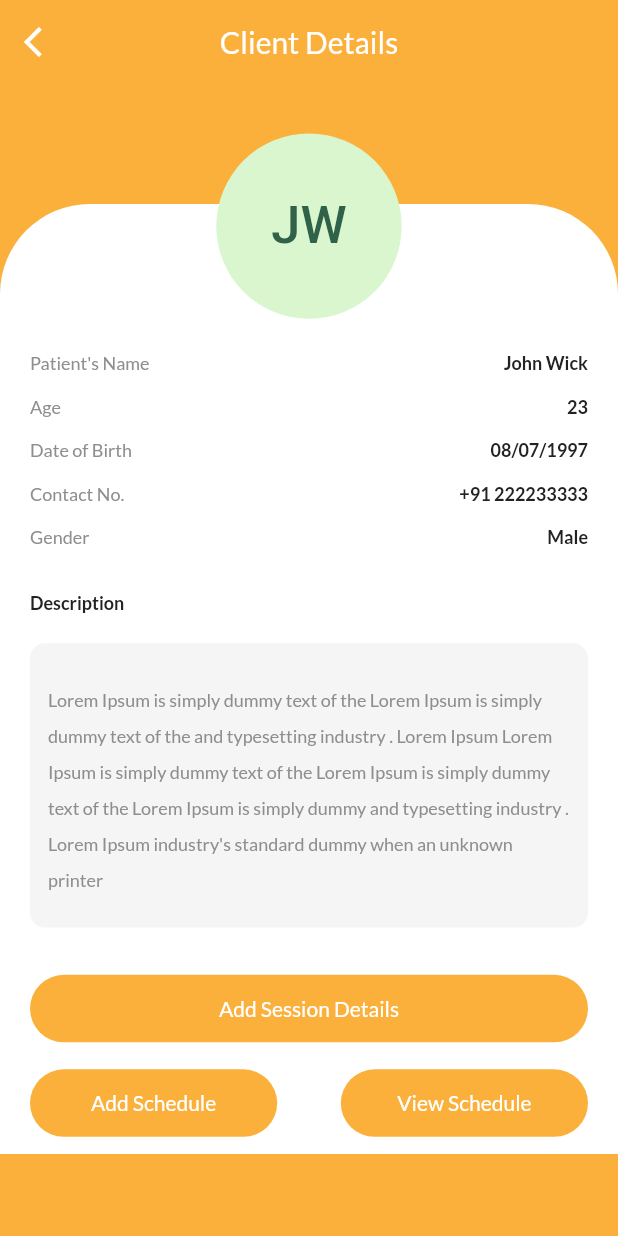
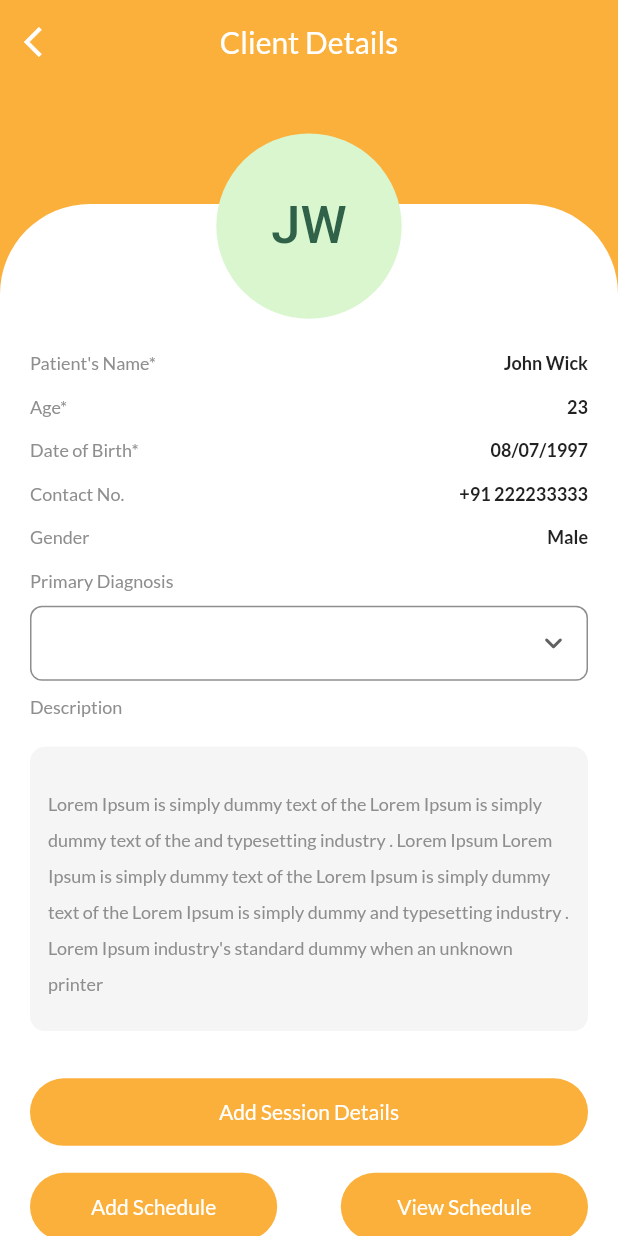
Before and after one commit to karanst/therapy, a Flutter app: the ClientDetails screen opened directly, on a phone screen of 412 x 824 dp. Run offline on Flutter 3.47's test engine with Material 2 defaults, Android fonts, the phone set to English and light mode, and no system bars; our stand-ins replace connectivity_plus, dotted_border, dotted_line, fluttertoast, google_fonts, pinput and 2 more; missing offline and left inert: flutter_downloader; accounts and stored records are empty; Roboto replaces fonts that are missing (Poppins).

Commit message:
Phase-1 commit UI prototype

```diff
--- a/lib/Helper/widgets.dart
+++ b/lib/Helper/widgets.dart
@@ -5,7 +5,7 @@ Text titleText(String data, context, double fSize){
   return Text(data,
   style: TextStyle(
     fontSize: fSize,
-    fontWeight: FontWeight.bold,
+    fontWeight: FontWeight.w600,
     color: Theme.of(context).colorScheme.fontColor,
   ),);
 }
--- a/lib/view/client_details.dart
+++ b/lib/view/client_details.dart
@@ -15,6 +15,14 @@ class ClientDetails extends StatefulWidget {
 }
 
 class _ClientDetailsState extends State<ClientDetails> {
+  var items = [
+    'Functional Capacity Assessment',
+    'Ongoing Occupational Therapy',
+    'SIL Assessment',
+    'SDA Assessment'
+  ];
+
+  String? dropdownValue;
   @override
   Widget build(BuildContext context) {
     return Scaffold(
@@ -41,6 +49,7 @@ class _ClientDetailsState extends State<ClientDetails> {
                       child: Padding(
                         padding: const EdgeInsets.only(left: 20.0, right: 20),
                         child: Column(
+                          crossAxisAlignment: CrossAxisAlignment.start,
                           children: [
                             SizedBox(
                               height: MediaQuery.of(context).size.height * .12,
@@ -48,7 +57,7 @@ class _ClientDetailsState extends State<ClientDetails> {
                             Row(
                               mainAxisAlignment: MainAxisAlignment.spaceBetween,
                               children: [
-                                subTitleText("Patient's Name", context, 12),
+                                subTitleText("Patient's Name*", context, 12),
                                 titleText("John Wick", context, 12),
                               ],
                             ),
@@ -58,7 +67,7 @@ class _ClientDetailsState extends State<ClientDetails> {
                             Row(
                               mainAxisAlignment: MainAxisAlignment.spaceBetween,
                               children: [
-                                subTitleText("Age", context, 12),
+                                subTitleText("Age*", context, 12),
                                 titleText("23", context, 12),
                               ],
                             ),
@@ -68,7 +77,7 @@ class _ClientDetailsState extends State<ClientDetails> {
                             Row(
                               mainAxisAlignment: MainAxisAlignment.spaceBetween,
                               children: [
-                                subTitleText("Date of Birth", context, 12),
+                                subTitleText("Date of Birth*", context, 12),
                                 titleText("08/07/1997", context, 12),
                               ],
                             ),
@@ -92,15 +101,58 @@ class _ClientDetailsState extends State<ClientDetails> {
                                 titleText("Male", context, 12),
                               ],
                             ),
-                            const SizedBox(
-                              height: 30,
+
+                            Padding(
+                              padding: const EdgeInsets.only(top: 15.0, bottom: 5),
+                              child: subTitleText("Primary Diagnosis", context, 12),
                             ),
-                            Row(
-                              mainAxisAlignment: MainAxisAlignment.spaceBetween,
-                              children: [
-                                titleText("Description", context, 12),
-                              ],
+                            Padding(
+                              padding: const EdgeInsets.only(top: 5.0, bottom: 10),
+                              child: Container(
+                                padding: const EdgeInsets.all(10),
+                                decoration: BoxDecoration(
+                                    borderRadius: BorderRadius.circular(8),
+                                    border: Border.all(color: Theme.of(context).colorScheme.fontClr,)
+                                ),
+                                height: 50,
+                                width: MediaQuery.of(context).size.width,
+                                child:
+                                // dropdownValue != null ?
+                                DropdownButtonHideUnderline(
+                                  child: DropdownButton<String>(
+
+                                    value: dropdownValue,
+                                    icon: const Icon(Icons.keyboard_arrow_down_rounded),
+                                    elevation: 16,
+                                    style:  TextStyle(color: Theme.of(context).colorScheme.fontClr,fontWeight: FontWeight.bold),
+                                    underline: Container(
+                                      // height: 2,
+                                      color: Colors.black54,
+                                    ),
+                                    onChanged: (String? value) {
+                                      // This is called when the user selects an item.
+                                      setState(() {
+                                        dropdownValue = value!;
+                                      });
+                                    },
+                                    items: items
+                                        .map<DropdownMenuItem<String>>((String value) {
+                                      return DropdownMenuItem<String>(
+                                        value: value,
+                                        child: Text(value),
+                                      );
+                                    }).toList(),
+                                  ),
+                                )
+                                // : Text("Job Type",
+                                // style: TextStyle(
+                                //   fontSize: 12,
+                                //   color: Theme.of(context).colorScheme.fontClr
+                                // ),),
+                              ),
                             ),
+
+                           subTitleText("Description", context, 12),
                             const SizedBox(
                               height: 20,
                             ),
--- a/lib/view/home.dart
+++ b/lib/view/home.dart
@@ -521,10 +521,11 @@ class _HomeState extends State<Home> {
                         "$name"
                             :"Sawan Shakya",
                           style: const TextStyle(
-                            fontSize: 16,
+                            fontSize: 18,
                             fontWeight: FontWeight.bold,
                             color: colors.secondary,
                           ),) ,
+                      const SizedBox(height: 5,),
                        const Text("7896546544",
                           style: TextStyle(
                             fontSize: 14,
@@ -558,7 +559,7 @@ class _HomeState extends State<Home> {
                 drawerItem('assets/icons/drawer8.png', "Terms & Conditions", (){
                   Navigator.push(context, MaterialPageRoute(builder: (context)=> TermCondition()));
                 }),
-               const SizedBox(height: 30,),
+               // const SizedBox(height: 30,),
                 drawerItem('assets/icons/drawer9.png', "Logout", (){
                   Navigator.push(context, MaterialPageRoute(builder: (context)=> Login()));
                 }),
--- a/lib/view/people_support.dart
+++ b/lib/view/people_support.dart
@@ -26,7 +26,7 @@ class PeopleSupport extends StatelessWidget {
               onTap: (){
                 Navigator.push(context, MaterialPageRoute(builder: (context)=> Visits()));
               },
-                child: supportedCard(context, supportedPeople, index, true));
+                child: supportedCard(context, supportedPeople, index, true, true));
           }),
     );
   }
--- a/lib/view/people_supported.dart
+++ b/lib/view/people_supported.dart
@@ -28,7 +28,7 @@ class PeopleSupported extends StatelessWidget {
                   model: supportedPeople,
                 )));
               },
-                child: supportedCard(context, supportedPeople, index, true));
+                child: supportedCard(context, supportedPeople, index, true, false));
           }),
     );
   }
--- a/lib/view/schedule/view_schedule.dart
+++ b/lib/view/schedule/view_schedule.dart
@@ -28,7 +28,7 @@ class _ViewScheduleState extends State<ViewSchedule> {
       appBar: customAppBar("Schedule", context),
       body: Column(
         children: [
-          supportedCard(context, supportedPeople, 0, false),
+          supportedCard(context, supportedPeople, 0, false, false),
           Expanded(
             child: ListView.builder(
               itemCount: sessions.length,
--- a/pubspec.yaml
+++ b/pubspec.yaml
@@ -37,6 +37,9 @@ dependencies:
   provider: ^6.0.4
   google_fonts: ^3.0.1
   flutter_downloader: ^1.9.0
+  dotted_border: ^2.0.0+3
+  dotted_line: ^3.1.0
+
 
 #  firebase_core: ^2.1.1
 #  firebase_messaging: ^14.0.4
```
Also changed, not shown: lib/Helper/card_widgets.dart (+10 -8 lines), lib/view/availability.dart (+46 -11 lines), lib/view/invoice/invoice_details.dart (added, +234 -0 lines), lib/view/invoice_history.dart (+4 -3 lines), lib/view/profile/edit_profile.dart (+37 -11 lines), lib/view/profile/profile.dart (+9 -7 lines), lib/view/profile_details.dart (+5 -2 lines), lib/view/schedule/schedule.dart (+4 -4 lines), lib/view/visits/add_visit_history.dart (+12 -11 lines), pubspec.lock.
